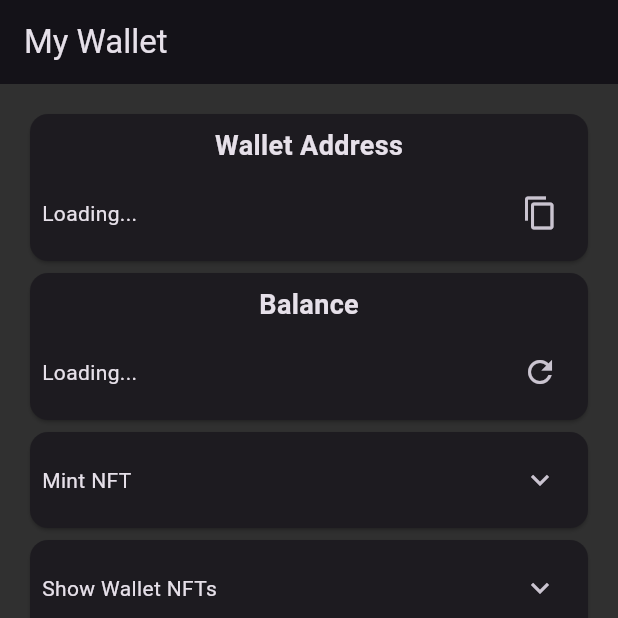
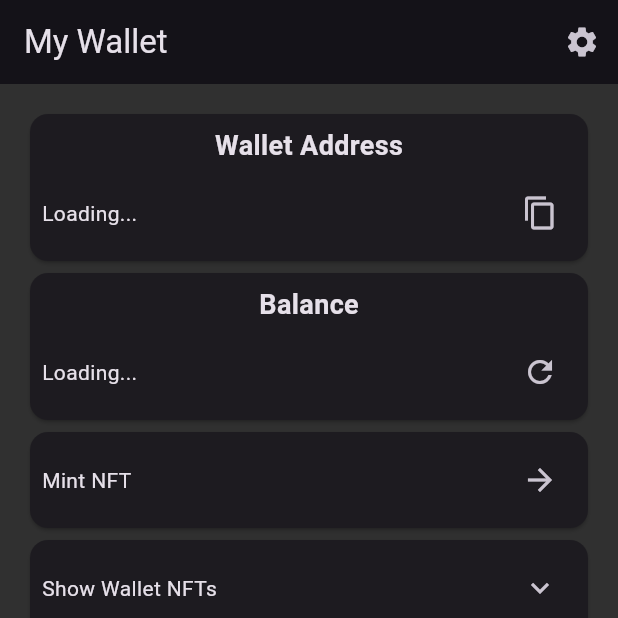
Before and after one commit to JamesBryan-28/solana_likhart, a Flutter app: the HomeScreen screen opened by its route, on a phone screen of 412 x 824 dp, the top half of it. Run offline on Flutter 3.47's test engine with Material 3 defaults, Android fonts, the light colour scheme and no system bars; our stand-ins replace flutter_dotenv, flutter_secure_storage, go_router, image_picker; missing offline and left inert: bip39, borsh_annotation, solana, solana_buffer; accounts and stored records are empty.

Commit message:
LIKHART SOLANA _ WORKING _ NO MINT

```diff
--- a/lib/main.dart
+++ b/lib/main.dart
@@ -1,6 +1,9 @@
-
 import 'package:flutter/material.dart';
+import 'package:flutter_secure_storage/flutter_secure_storage.dart';
 import 'package:go_router/go_router.dart';
+import 'package:solana/solana.dart';
+import 'package:solana_likhart/pages/config.dart';
+import 'package:solana_likhart/pages/create_nft.dart';
 import 'package:solana_likhart/pages/generatePhrase.dart';
 import 'package:solana_likhart/pages/home.dart';
 import 'package:solana_likhart/pages/inputPhrase.dart';
@@ -44,6 +47,17 @@ final GoRouter _router = GoRouter(routes: <GoRoute>[
       builder: (context, state) {
         return const HomeScreen();
       }),
+  GoRoute(
+      path: '/createNft',
+      builder: (context, state) {
+        SolanaClient client = state.extra as SolanaClient;
+        return CreateNftPage(client: client);
+      }),
+  GoRoute(
+      path: '/config',
+      builder: (context, state) {
+        return const ConfigPage();
+      }),
 ]);
 
 class MyApp extends StatelessWidget {
--- a/lib/models/NFT.dart
+++ b/lib/models/NFT.dart
@@ -1,36 +1,21 @@
 class NFT {
-  String? collectionTokenId;
   String? name;
+  String? imageUrl;
   String? description;
-  String? imageUrl;
-  String? chain;
-  String? network;
 
-  NFT(
-      {this.collectionTokenId,
-        this.name,
-        this.description,
-        this.imageUrl,
-        this.chain,
-        this.network});
+  NFT({this.name, this.imageUrl, this.description});
 
   NFT.fromJson(Map<String, dynamic> json) {
-    collectionTokenId = json['collectionTokenId'];
     name = json['name'];
+    imageUrl = json['imageUrl'];
     description = json['description'];
-    imageUrl = json['imageUrl'];
-    chain = json['chain'];
-    network = json['network'];
   }
 
   Map<String, dynamic> toJson() {
     final Map<String, dynamic> data = new Map<String, dynamic>();
-    data['collectionTokenId'] = this.collectionTokenId;
     data['name'] = this.name;
+    data['imageUrl'] = this.imageUrl;
     data['description'] = this.description;
-    data['imageUrl'] = this.imageUrl;
-    data['chain'] = this.chain;
-    data['network'] = this.network;
     return data;
   }
 }
--- a/lib/pages/home.dart
+++ b/lib/pages/home.dart
@@ -1,3 +1,4 @@
+
 import 'package:flutter/material.dart';
 import 'package:flutter/services.dart';
 import 'package:flutter_dotenv/flutter_dotenv.dart';
@@ -21,14 +22,9 @@ class _HomeScreenState extends State<HomeScreen> {
   String? _balance;
   SolanaClient? client;
   final storage = const FlutterSecureStorage();
-  bool _mintNftExpanded = false;
-  final _cidController = TextEditingController();
-  final _nameController = TextEditingController();
-  final _symbolController = TextEditingController();
   String CID = '';
   String name = '';
   String symbol = '';
-  bool _fetchNFT = false;
   bool newFetch = false;
 
   bool _showNftExpanded = false;
@@ -43,6 +39,14 @@ class _HomeScreenState extends State<HomeScreen> {
     return Scaffold(
       appBar: AppBar(
         title: const Text('My Wallet'),
+        actions: [
+          IconButton(
+            icon: Icon(Icons.settings),
+            onPressed: () {
+              GoRouter.of(context).go("/config");
+            },
+          ),
+        ],
       ),
       body: Padding(
         padding: EdgeInsets.all(16),
@@ -111,85 +115,15 @@ class _HomeScreenState extends State<HomeScreen> {
                   children: [
                     const Text('Mint NFT'),
                     IconButton(
-                      icon: Icon(_mintNftExpanded
-                          ? Icons.expand_less
-                          : Icons.expand_more),
+                      icon: const Icon(Icons.arrow_forward),
                       onPressed: () {
-                        setState(() {
-                          _cidController.clear();
-                          _mintNftExpanded = !_mintNftExpanded;
-                          _showNftExpanded = false;
-                        });
+                        GoRouter.of(context).go('/createNft', extra: client);
                       },
                     )
                   ],
                 ),
               ),
             ),
-            if (_mintNftExpanded)
-              Container(
-                  height: 200,
-                  padding: EdgeInsets.all(16),
-                  child: Column(
-                      crossAxisAlignment: CrossAxisAlignment.start,
-                      children: [
-                        Container(
-                            width: 250,
-                            child: TextField(
-                              controller: _nameController,
-                              decoration: const InputDecoration(
-                                  labelStyle: TextStyle(fontSize: 12),
-                                  labelText: 'Name of the NFT'),
-                            )),
-                        Container(
-                            width: 250,
-                            child: TextField(
-                              controller: _symbolController,
-                              decoration: const InputDecoration(
-                                  labelStyle: TextStyle(fontSize: 12),
-                                  labelText: 'Symbol for the NFT'),
-                            )),
-                        Row(
-                          mainAxisAlignment: MainAxisAlignment.spaceBetween,
-                          children: [
-                            Container(
-                                width: 250,
-                                child: TextField(
-                                  controller: _cidController,
-                                  decoration: const InputDecoration(
-                                      labelStyle: TextStyle(fontSize: 12),
-                                      labelText:
-                                      'Enter a valid QuickNode IPFS Json CID'),
-                                )),
-                            IconButton(
-                              icon: const Icon(Icons.send),
-                              onPressed: () {
-                                CID = _cidController.text;
-                                name = _nameController.text;
-                                symbol = _symbolController.text;
-                                setState(() {
-                                  _fetchNFT = true;
-                                });
-                                newFetch = true;
-                              },
-                            )
-                          ],
-                        ),
-                      ])),
-            if (_fetchNFT && _mintNftExpanded)
-              FutureBuilder<String>(
-                  future: _createNFT(),
-                  builder: (context, snapshot) {
-                    if (snapshot.connectionState == ConnectionState.waiting) {
-                      return const Center(child: CircularProgressIndicator());
-                    }
-
-                    if (snapshot.hasError) {
-                      return Text('Error: ${snapshot.error}');
-                    }
-
-                    return Text(snapshot.data!);
-                  }),
             Card(
               child: Padding(
                 padding: EdgeInsets.all(8),
@@ -285,14 +219,6 @@ class _HomeScreenState extends State<HomeScreen> {
     );
   }
 
-  Future<String> _createNFT() async {
-    if (newFetch) {
-      newFetch = false;
-      return await createNft(client!, CID, name, symbol);
-    }
-    return "";
-  }
-
   void _readPk() async {
     final mnemonic = await storage.read(key: 'mnemonic');
     if (mnemonic != null) {
@@ -305,12 +231,24 @@ class _HomeScreenState extends State<HomeScreen> {
   }
 
   void _initializeClient() async {
-    await dotenv.load(fileName: ".env");
+    String? rpcUrl;
+    final network = await storage.read(key: "network");
+    if (network == null || network == "") {
+      await storage.write(key: 'network', value: "mainnet");
+      rpcUrl = "https://api.mainnet-beta.solana.com";
+      await storage.write(key: 'mainnetRpc', value: rpcUrl);
+    } else if (network == "mainnet") {
+      rpcUrl = await storage.read(key: "mainnetRpc");
+    } else if (network == "devnet") {
+      rpcUrl = await storage.read(key: "devnetRpc");
+    }
 
+    String wsUrl = rpcUrl!.replaceFirst('https', 'wss');
     client = SolanaClient(
-      rpcUrl: Uri.parse(dotenv.env['QUICKNODE_RPC_URL'].toString()),
-      websocketUrl: Uri.parse(dotenv.env['QUICKNODE_RPC_WSS'].toString()),
+      rpcUrl: Uri.parse(rpcUrl),
+      websocketUrl: Uri.parse(wsUrl),
     );
+
     _getBalance();
   }
 
--- a/lib/pages/inputPhrase.dart
+++ b/lib/pages/inputPhrase.dart
@@ -20,10 +20,9 @@ class _InputPhraseScreenState extends State<InputPhraseScreen> {
       body: Column(
         mainAxisAlignment: MainAxisAlignment.spaceBetween,
         children: [
-
-          const SizedBox(height: 150),
           const Text('Please enter your recovery phrase',
-              style: TextStyle(fontSize: 18,height: 10)),
+              style: TextStyle(fontSize: 18)),
+          const SizedBox(height: 32),
           Center(
             child: Form(
               key: _formKey,
@@ -55,7 +54,6 @@ class _InputPhraseScreenState extends State<InputPhraseScreen> {
                   )),
             ),
           ),
-
           Text(validationFailed ? 'Invalid keyphrase' : '',
               style: TextStyle(color: Colors.red)),
           Spacer(),
--- a/lib/services/nft_api.dart
+++ b/lib/services/nft_api.dart
@@ -1,10 +1,7 @@
-
 import 'dart:convert';
 import 'package:flutter_secure_storage/flutter_secure_storage.dart';
 import 'package:http/http.dart' as http;
-
 import '../models/NFT.dart';
-
 
 Future<List<NFT>> fetchNfts(String address) async {
   const storage = FlutterSecureStorage();
```
Also changed, not shown: lib/services/mint_nft.dart (+34 -2 lines), pubspec.yaml (+31 -10 lines), lib/anchor_types/nft_parameters.g.dart (deleted), lib/pages/generatePhrase.dart (line endings or trailing spaces), lib/pages/login.dart (line endings or trailing spaces), lib/pages/setupAccount.dart (line endings or trailing spaces), lib/pages/setupPassword.dart (line endings or trailing spaces), lib/services/upload_to_ipfs.dart (line endings or trailing spaces), pubspec.lock, 5 other files.
